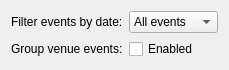
netrunner-debian-kde-extras/amarok, file src/context/applets/upcomingevents/upcomingEventsGeneralSettings.ui: the form before one commit.
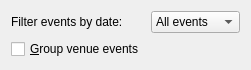
The form after the commit.

Patch:
```diff
--- a/src/context/applets/upcomingevents/upcomingEventsGeneralSettings.ui
+++ b/src/context/applets/upcomingevents/upcomingEventsGeneralSettings.ui
@@ -46,16 +46,9 @@
     </widget>
    </item>
    <item row="1" column="0">
-    <widget class="QLabel" name="groupVenueLabel">
-     <property name="text">
-      <string>Group venue events:</string>
-     </property>
-    </widget>
-   </item>
-   <item row="1" column="1">
     <widget class="QCheckBox" name="groupVenueCheckBox">
      <property name="text">
-      <string>Enabled</string>
+      <string>&amp;Group venue events</string>
      </property>
     </widget>
    </item>
```
